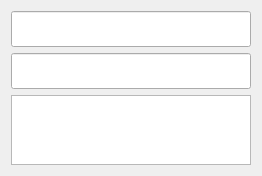
Old version of the form VirtualKeyboard/virtualkeyboard.ui in the repository coolboy/qvirtual-keyboard.
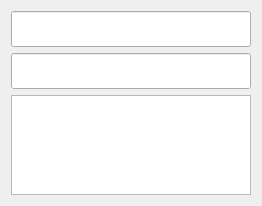
New version of the form.

Diff of the .ui file:
```diff
--- a/VirtualKeyboard/virtualkeyboard.ui
+++ b/VirtualKeyboard/virtualkeyboard.ui
@@ -39,7 +39,14 @@
     </widget>
    </item>
    <item row="2" column="0">
-    <widget class="QTextBrowser" name="resultTB"/>
+    <widget class="QTextBrowser" name="resultTB">
+     <property name="minimumSize">
+      <size>
+       <width>0</width>
+       <height>100</height>
+      </size>
+     </property>
+    </widget>
    </item>
   </layout>
  </widget>
```
